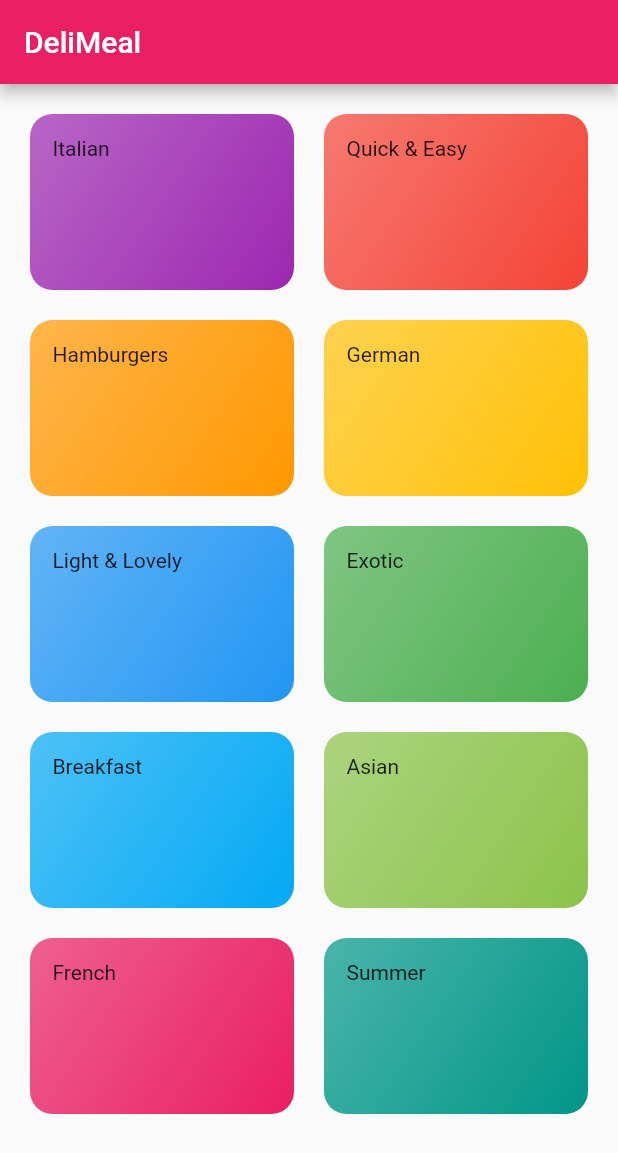
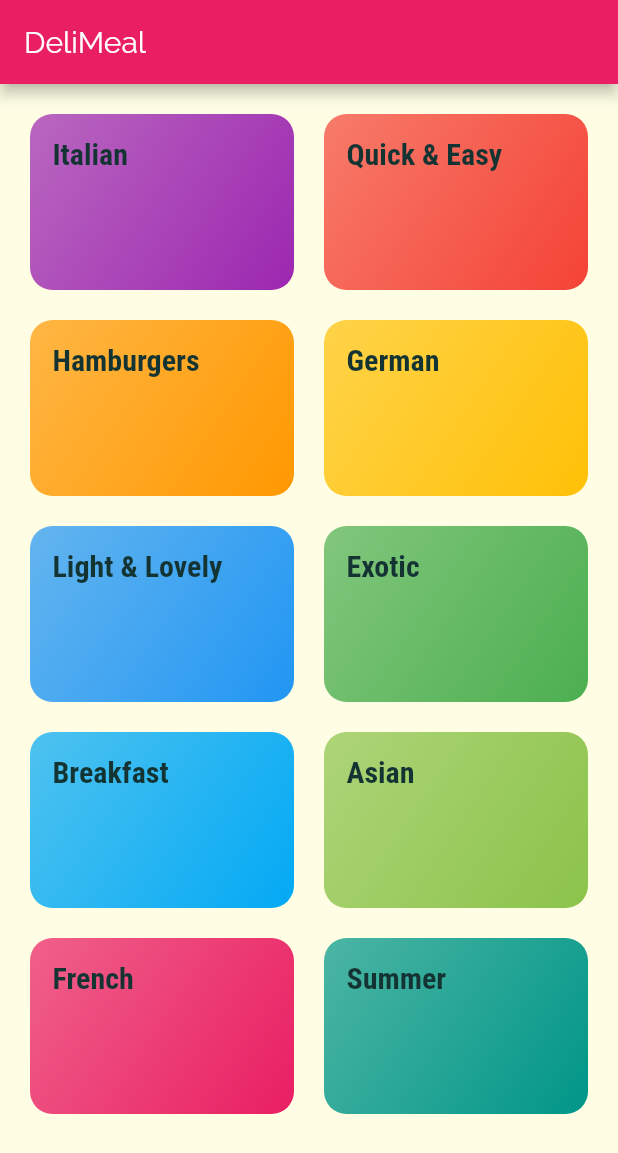
Before and after one commit to harrowmykel/Deli-Restaurant-App---Demo-Flutter, a Flutter app: the screen it shows after launch, on a phone screen of 412 x 824 dp. Shown: the top 1153 px of the screen. Run offline on Flutter 3.47's test engine with Material 2 defaults, Android fonts, the light colour scheme and no system bars.

```diff
--- a/lib/main.dart
+++ b/lib/main.dart
@@ -13,6 +13,23 @@ class MyApp extends StatelessWidget {
       title: 'DeliMeals',
       theme: ThemeData(
         primarySwatch: Colors.pink,
+        accentColor: Colors.amber,
+        canvasColor: Color.fromRGBO(255, 254, 229, 1),
+        fontFamily: 'Raleway',
+        textTheme: ThemeData.light().textTheme.copyWith(
+          body1: TextStyle(
+            color: Color.fromRGBO(20,51,51, 1),
+          ),
+          body2: TextStyle(
+            color: Color.fromRGBO(20,51,51, 1),
+          ),
+          title: TextStyle(
+            fontSize: 20,
+            fontWeight: FontWeight.bold,
+            fontFamily: 'RobotoCondensed',
+            color: Color.fromRGBO(20,51,51, 1),
+          )
+        )
       ),
       home: CategoriesScreen(),
     );
--- a/lib/screens/categories.dart
+++ b/lib/screens/categories.dart
@@ -14,8 +14,7 @@ class CategoriesScreen extends StatelessWidget {
         children: DUMMY_CATEGORIES
             .map(
               (catData) => CategoryItem(
-                title: catData.title,
-                color: catData.color,
+                category: catData,
               ),
             )
             .toList(),
--- /dev/null
+++ b/lib/screens/category_meal.dart
@@ -0,0 +1,20 @@
+import 'package:flutter/material.dart';
+import '../data/dummy_data.dart';
+import '../widgets/category_item.dart';
+import '../models/category.dart';
+
+class CategoryMealScreen extends StatelessWidget {
+  final Category category;
+
+  CategoryMealScreen(this.category);
+
+  @override
+  Widget build(BuildContext context) {
+    return Scaffold(
+      appBar: AppBar(
+        title: const Text('DeliMeal'),
+      ),
+      body: Text(category.title),
+    );
+  }
+}
--- a/lib/widgets/category_item.dart
+++ b/lib/widgets/category_item.dart
@@ -1,24 +1,23 @@
 import 'package:flutter/material.dart';
+import '../models/category.dart';
 
 class CategoryItem extends StatelessWidget {
-  final String title;
-  final Color color;
+  final Category category;
 
   const CategoryItem({
-    this.title,
-    this.color,
+    this.category,
   });
 
   @override
-  Widget build(BuildContext build) {
+  Widget build(BuildContext context) {
     return Container(
       padding: const EdgeInsets.all(15),
-      child: Text(title),
+      child: Text(category.title, style: Theme.of(context).textTheme.title),
       decoration: BoxDecoration(
         gradient: LinearGradient(
           colors: [
-            color.withOpacity(0.7),
-            color,
+            category.color.withOpacity(0.7),
+            category.color,
           ],
           begin: Alignment.topLeft,
           end: Alignment.bottomRight,
```
